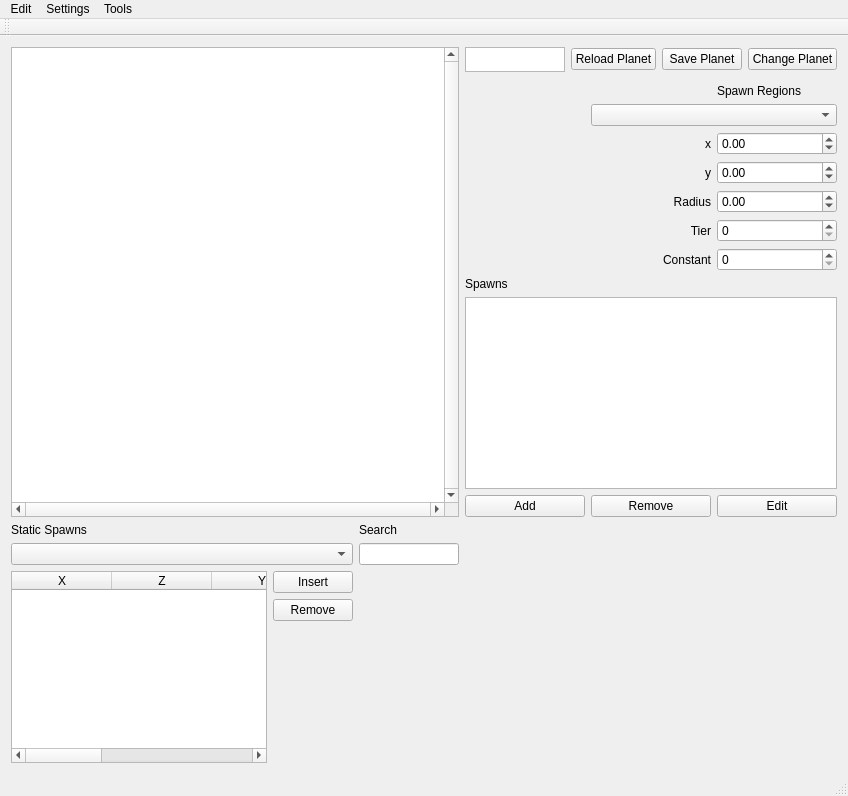
First picture: the form in WorldSpawnerTool/mainwindow.ui, repository TheAnswer/Tools, before the edit.
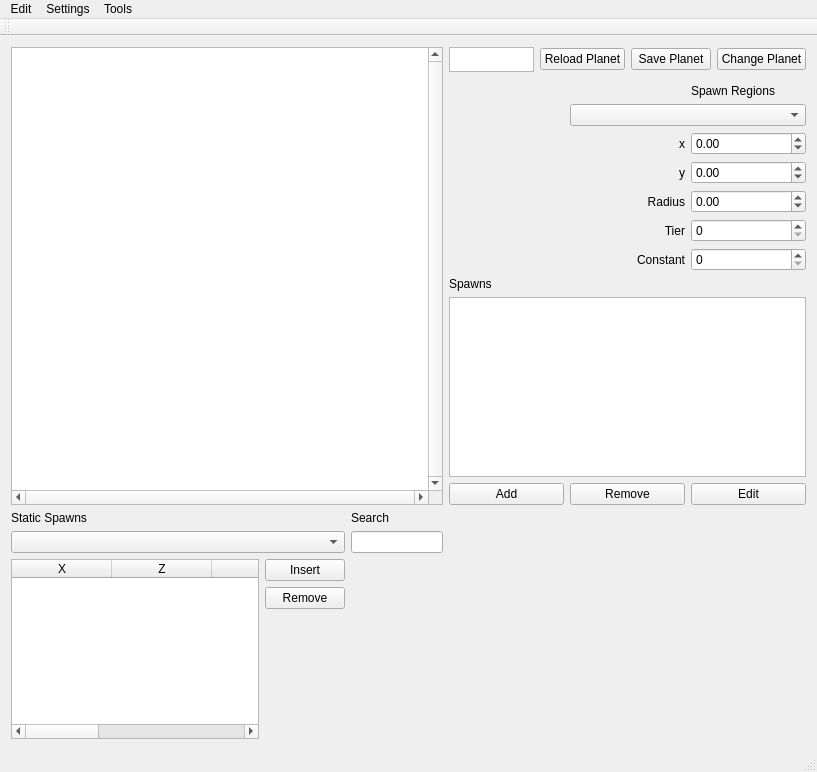
Second picture: the form after the edit.

Commit message: [updated] tool allows radii > 512

Patch:
```diff
--- a/WorldSpawnerTool/mainwindow.ui
+++ b/WorldSpawnerTool/mainwindow.ui
@@ -2,6 +2,14 @@
 <ui version="4.0">
  <class>MainWindow</class>
  <widget class="QMainWindow" name="MainWindow">
+  <property name="geometry">
+   <rect>
+    <x>0</x>
+    <y>0</y>
+    <width>817</width>
+    <height>772</height>
+   </rect>
+  </property>
   <property name="windowTitle">
    <string>MainWindow</string>
   </property>
@@ -122,7 +130,7 @@
          <double>-1.000000000000000</double>
         </property>
         <property name="maximum">
-         <double>512.000000000000000</double>
+         <double>999999999.000000000000000</double>
         </property>
        </widget>
       </item>
```
The commit also changes 2 other files.
